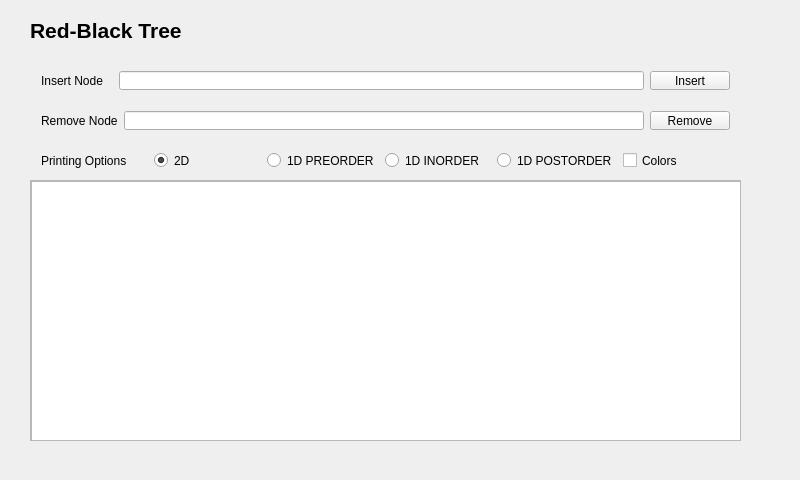
This is RedBlackTreeQt/mainwindow.ui in alexhg128/RedBlackTree as Qt 5 draws it before an edit. The edited form follows.
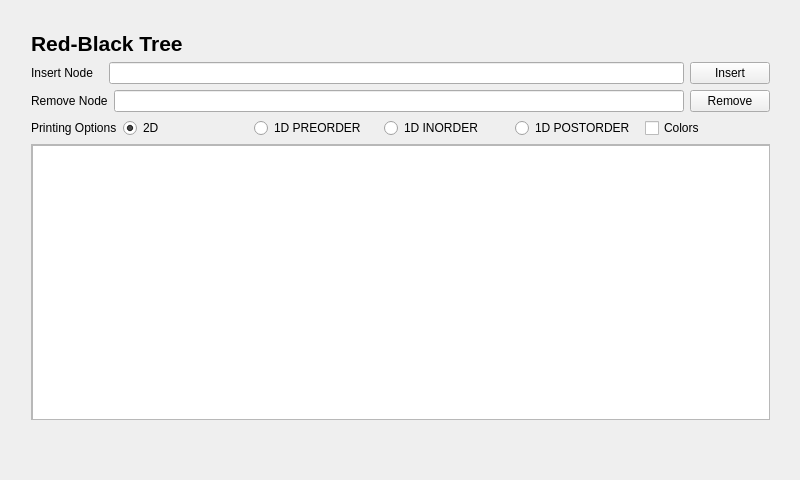
This is the edited form.

Patch:
```diff
--- a/RedBlackTreeQt/mainwindow.ui
+++ b/RedBlackTreeQt/mainwindow.ui
@@ -14,14 +14,32 @@
    <string>RedBlack Tree</string>
   </property>
   <widget class="QWidget" name="centralWidget">
-   <widget class="QLabel" name="label">
+   <property name="sizePolicy">
+    <sizepolicy hsizetype="Expanding" vsizetype="Expanding">
+     <horstretch>0</horstretch>
+     <verstretch>0</verstretch>
+    </sizepolicy>
+   </property>
+   <widget class="QWidget" name="">
     <property name="geometry">
      <rect>
-      <x>30</x>
+      <x>20</x>
       <y>20</y>
-      <width>191</width>
-      <height>21</height>
+      <width>761</width>
+      <height>411</height>
      </rect>
+    </property>
+    <layout class="QVBoxLayout" name="verticalLayout_2">
+     <property name="sizeConstraint">
+      <enum>QLayout::SetMaximumSize</enum>
+     </property>
+     <item>
+      <widget class="QLabel" name="label">
+       <property name="sizePolicy">
+        <sizepolicy hsizetype="Minimum" vsizetype="Minimum">
+         <horstretch>0</horstretch>
+         <verstretch>0</verstretch>
+        </sizepolicy>
     </property>
     <property name="font">
      <font>
@@ -34,45 +52,55 @@
      <string>Red-Black Tree</string>
     </property>
    </widget>
-   <widget class="QWidget" name="horizontalLayoutWidget">
-    <property name="geometry">
-     <rect>
-      <x>30</x>
-      <y>60</y>
-      <width>711</width>
-      <height>41</height>
-     </rect>
-    </property>
+     </item>
+     <item>
     <layout class="QHBoxLayout" name="horizontalLayout">
+       <property name="sizeConstraint">
+        <enum>QLayout::SetMaximumSize</enum>
+       </property>
      <item>
       <widget class="QLabel" name="insertLabel">
+         <property name="sizePolicy">
+          <sizepolicy hsizetype="Minimum" vsizetype="Minimum">
+           <horstretch>0</horstretch>
+           <verstretch>0</verstretch>
+          </sizepolicy>
+         </property>
        <property name="text">
         <string>Insert Node   </string>
        </property>
       </widget>
      </item>
      <item>
-      <widget class="QLineEdit" name="insertEdit"/>
+        <widget class="QLineEdit" name="insertEdit">
+         <property name="sizePolicy">
+          <sizepolicy hsizetype="MinimumExpanding" vsizetype="Minimum">
+           <horstretch>0</horstretch>
+           <verstretch>0</verstretch>
+          </sizepolicy>
+         </property>
+        </widget>
      </item>
      <item>
       <widget class="QPushButton" name="insertButton">
+         <property name="sizePolicy">
+          <sizepolicy hsizetype="Minimum" vsizetype="Minimum">
+           <horstretch>0</horstretch>
+           <verstretch>0</verstretch>
+          </sizepolicy>
+         </property>
        <property name="text">
         <string>Insert</string>
        </property>
       </widget>
      </item>
     </layout>
-   </widget>
-   <widget class="QWidget" name="horizontalLayoutWidget_2">
-    <property name="geometry">
-     <rect>
-      <x>30</x>
-      <y>100</y>
-      <width>711</width>
-      <height>41</height>
-     </rect>
-    </property>
+     </item>
+     <item>
     <layout class="QHBoxLayout" name="horizontalLayout_2">
+       <property name="sizeConstraint">
+        <enum>QLayout::SetMaximumSize</enum>
+       </property>
      <item>
       <widget class="QLabel" name="removeLabel">
        <property name="text">
@@ -81,27 +109,35 @@
       </widget>
      </item>
      <item>
-      <widget class="QLineEdit" name="removeEdit"/>
+        <widget class="QLineEdit" name="removeEdit">
+         <property name="sizePolicy">
+          <sizepolicy hsizetype="MinimumExpanding" vsizetype="Minimum">
+           <horstretch>0</horstretch>
+           <verstretch>0</verstretch>
+          </sizepolicy>
+         </property>
+        </widget>
      </item>
      <item>
       <widget class="QPushButton" name="removeButton">
+         <property name="sizePolicy">
+          <sizepolicy hsizetype="Minimum" vsizetype="Minimum">
+           <horstretch>0</horstretch>
+           <verstretch>0</verstretch>
+          </sizepolicy>
+         </property>
        <property name="text">
         <string>Remove</string>
        </property>
       </widget>
      </item>
     </layout>
-   </widget>
-   <widget class="QWidget" name="horizontalLayoutWidget_3">
-    <property name="geometry">
-     <rect>
-      <x>30</x>
-      <y>140</y>
-      <width>711</width>
-      <height>41</height>
-     </rect>
-    </property>
+     </item>
+     <item>
     <layout class="QHBoxLayout" name="horizontalLayout_3">
+       <property name="sizeConstraint">
+        <enum>QLayout::SetMaximumSize</enum>
+       </property>
      <item>
       <widget class="QLabel" name="label_2">
        <property name="text">
@@ -111,6 +147,12 @@
      </item>
      <item>
       <widget class="QRadioButton" name="print2d">
+         <property name="sizePolicy">
+          <sizepolicy hsizetype="MinimumExpanding" vsizetype="Minimum">
+           <horstretch>0</horstretch>
+           <verstretch>0</verstretch>
+          </sizepolicy>
+         </property>
        <property name="text">
         <string>2D</string>
        </property>
@@ -121,6 +163,12 @@
      </item>
      <item>
       <widget class="QRadioButton" name="print1dPREORDER">
+         <property name="sizePolicy">
+          <sizepolicy hsizetype="MinimumExpanding" vsizetype="Minimum">
+           <horstretch>0</horstretch>
+           <verstretch>0</verstretch>
+          </sizepolicy>
+         </property>
        <property name="text">
         <string>1D PREORDER</string>
        </property>
@@ -131,6 +179,12 @@
      </item>
      <item>
       <widget class="QRadioButton" name="print1dINORDER">
+         <property name="sizePolicy">
+          <sizepolicy hsizetype="MinimumExpanding" vsizetype="Minimum">
+           <horstretch>0</horstretch>
+           <verstretch>0</verstretch>
+          </sizepolicy>
+         </property>
        <property name="text">
         <string>1D INORDER</string>
        </property>
@@ -138,6 +192,12 @@
      </item>
      <item>
       <widget class="QRadioButton" name="print1dPOSTORDER">
+         <property name="sizePolicy">
+          <sizepolicy hsizetype="MinimumExpanding" vsizetype="Minimum">
+           <horstretch>0</horstretch>
+           <verstretch>0</verstretch>
+          </sizepolicy>
+         </property>
        <property name="text">
         <string>1D POSTORDER</string>
        </property>
@@ -145,22 +205,21 @@
      </item>
      <item>
       <widget class="QCheckBox" name="colors">
+         <property name="sizePolicy">
+          <sizepolicy hsizetype="MinimumExpanding" vsizetype="Minimum">
+           <horstretch>0</horstretch>
+           <verstretch>0</verstretch>
+          </sizepolicy>
+         </property>
        <property name="text">
         <string>Colors</string>
        </property>
       </widget>
      </item>
     </layout>
-   </widget>
+     </item>
+     <item>
    <widget class="QScrollArea" name="scrollArea">
-    <property name="geometry">
-     <rect>
-      <x>30</x>
-      <y>180</y>
-      <width>711</width>
-      <height>261</height>
-     </rect>
-    </property>
     <property name="widgetResizable">
      <bool>true</bool>
     </property>
@@ -169,21 +228,36 @@
       <rect>
        <x>0</x>
        <y>0</y>
-       <width>709</width>
-       <height>259</height>
-      </rect>
-     </property>
+          <width>757</width>
+          <height>289</height>
+         </rect>
+        </property>
+        <property name="sizePolicy">
+         <sizepolicy hsizetype="Preferred" vsizetype="Minimum">
+          <horstretch>0</horstretch>
+          <verstretch>0</verstretch>
+         </sizepolicy>
+        </property>
      <widget class="QTextEdit" name="result">
       <property name="geometry">
        <rect>
         <x>0</x>
         <y>0</y>
-        <width>711</width>
-        <height>261</height>
-       </rect>
-      </property>
-     </widget>
-    </widget>
+           <width>761</width>
+           <height>321</height>
+          </rect>
+         </property>
+         <property name="sizePolicy">
+          <sizepolicy hsizetype="Expanding" vsizetype="Ignored">
+           <horstretch>0</horstretch>
+           <verstretch>0</verstretch>
+          </sizepolicy>
+         </property>
+        </widget>
+       </widget>
+      </widget>
+     </item>
+    </layout>
    </widget>
   </widget>
  </widget>
```
Lines whose indentation alone changed are shown as unchanged.
